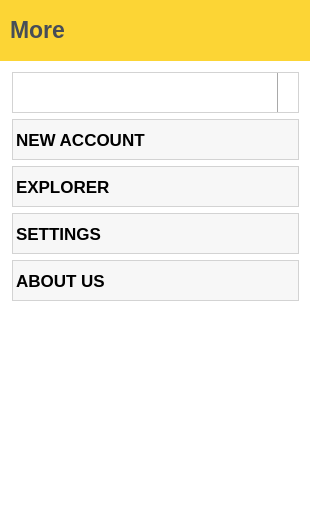
LYRA-Block-Lattice/LyraWalletManager, file page/more/pagemore.ui: the form before one commit.
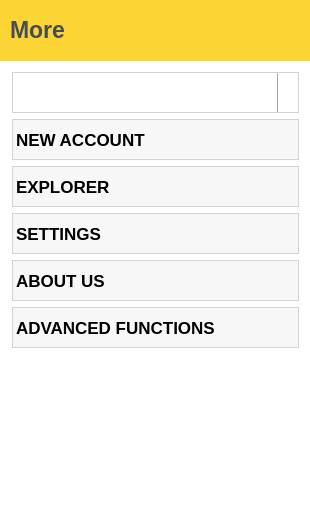
The form after the commit. Icons and pictures are not drawn.

Diff of the .ui file:
```diff
--- a/page/more/pagemore.ui
+++ b/page/more/pagemore.ui
@@ -357,6 +357,52 @@
       </property>
      </widget>
     </item>
+    <item>
+     <widget class="QPushButton" name="advancedFunctionsPushButton">
+      <property name="minimumSize">
+       <size>
+        <width>0</width>
+        <height>41</height>
+       </size>
+      </property>
+      <property name="font">
+       <font>
+        <pointsize>13</pointsize>
+        <bold>true</bold>
+        <stylestrategy>PreferDefault</stylestrategy>
+       </font>
+      </property>
+      <property name="focusPolicy">
+       <enum>Qt::NoFocus</enum>
+      </property>
+      <property name="styleSheet">
+       <string notr="true">QPushButton {
+	border-style: solid;
+	background-color: rgba(0, 0, 0, 8);
+	border-width: 1px;
+	border-color: lightgrey;
+	text-align:left;
+    padding-right: 3px;
+    padding-left: 3px;
+	color:black;
+}
+QPushButton:hover {
+    background-color: rgba(0, 0, 0, 16);
+}
+
+QPushButton:pressed {
+    background-color: rgba(0, 0, 0, 64);
+}</string>
+      </property>
+      <property name="text">
+       <string>ADVANCED FUNCTIONS</string>
+      </property>
+      <property name="icon">
+       <iconset resource="../../res.qrc">
+        <normaloff>:/res/ic/res/ic/aboutUs.png</normaloff>:/res/ic/res/ic/aboutUs.png</iconset>
+      </property>
+     </widget>
+    </item>
     <item>
      <spacer name="verticalSpacer">
       <property name="orientation">
```
